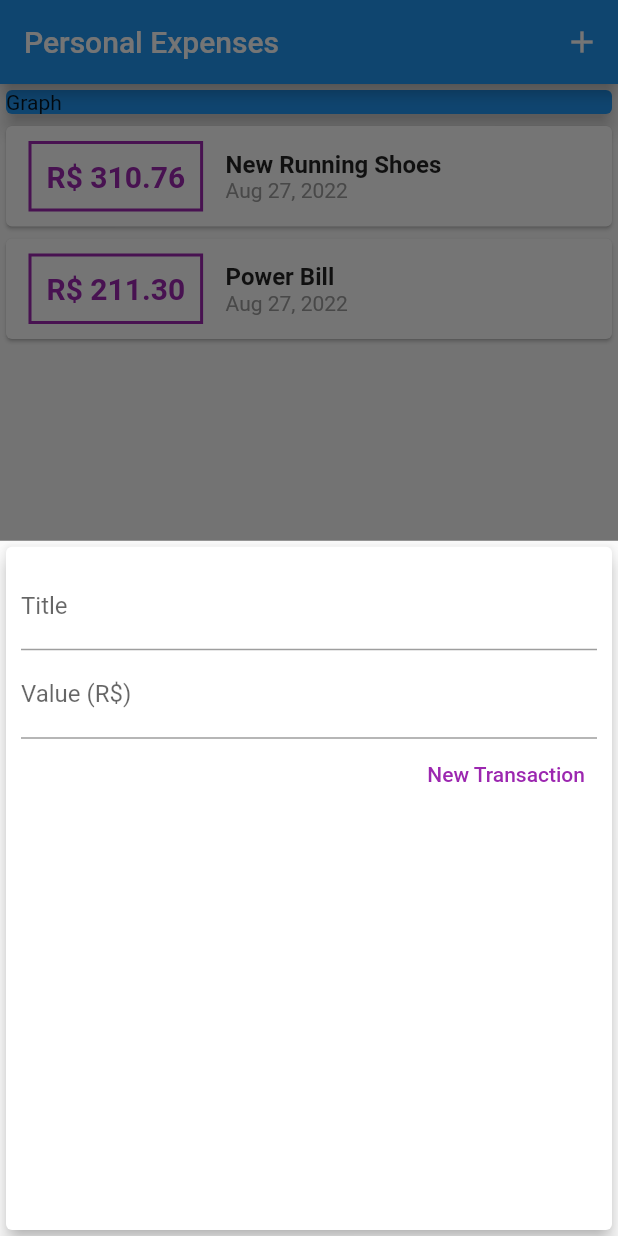
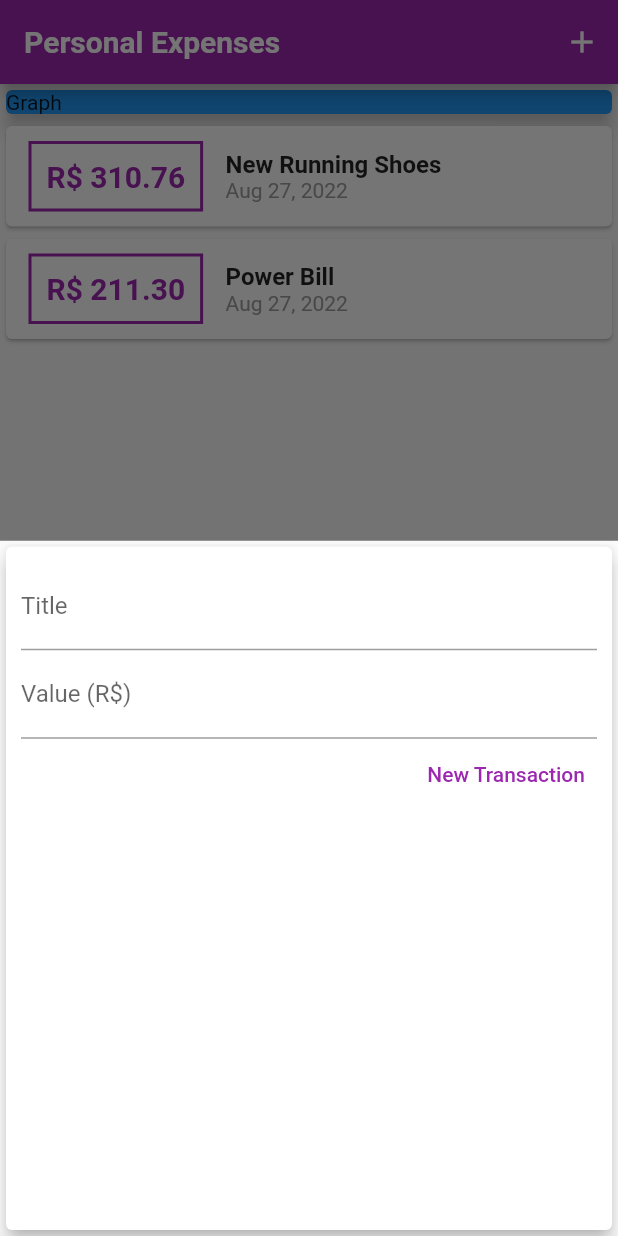
Before and after one commit to pDallastra/flutter-course-1, a Flutter app: the screen it shows after launch, after a tap on the "add" icon, on a phone screen of 412 x 824 dp. Run offline on Flutter 3.47's test engine with Material 2 defaults, Android fonts, the phone set to English and light mode, and no system bars; Roboto replaces fonts that are missing (OpenSans).

Commit message:
Getting started on adding themes

```diff
--- a/lib/components/transaction_form.dart
+++ b/lib/components/transaction_form.dart
@@ -1,10 +1,18 @@
 import 'package:flutter/material.dart';
 
-class TransactionForm extends StatelessWidget {
+class TransactionForm extends StatefulWidget {
+  final void Function(String, double) onSubmit;
+
+  TransactionForm(this.onSubmit);
+
+  @override
+  State<TransactionForm> createState() => _TransactionFormState();
+}
+
+class _TransactionFormState extends State<TransactionForm> {
   final titleController = TextEditingController();
+
   final valueController = TextEditingController();
-
-  final void Function(String, double) onSubmit;
 
   _submitForm() {
     final title = titleController.text;
@@ -14,10 +22,8 @@ class TransactionForm extends StatelessWidget {
       return;
     }
 
-    onSubmit(title, value);
+    widget.onSubmit(title, value);
   }
-
-  TransactionForm(this.onSubmit);
 
   @override
   Widget build(BuildContext context) {
--- a/lib/components/transaction_list.dart
+++ b/lib/components/transaction_list.dart
@@ -10,7 +10,7 @@ class TrasactionList extends StatelessWidget {
   @override
   Widget build(BuildContext context) {
     return SizedBox(
-      height: 150,
+      height: 300,
       child: ListView.builder(
         itemCount: transactions.length,
         itemBuilder: (ctx, index) {
@@ -23,16 +23,16 @@ class TrasactionList extends StatelessWidget {
                       const EdgeInsets.symmetric(horizontal: 15, vertical: 10),
                   decoration: BoxDecoration(
                       border: Border.all(
-                    color: Colors.purple,
+                    color: Theme.of(context).colorScheme.primary,
                     width: 2,
                   )),
                   padding: const EdgeInsets.all(10),
                   child: Text(
                     'R\$ ${tr.value.toStringAsFixed(2)}',
-                    style: const TextStyle(
+                    style: TextStyle(
                       fontWeight: FontWeight.bold,
                       fontSize: 20,
-                      color: Colors.purple,
+                      color: Theme.of(context).colorScheme.primary,
                     ),
                   ),
                 ),
--- a/lib/main.dart
+++ b/lib/main.dart
@@ -1,9 +1,8 @@
-import 'package:expenses/components/transaction_form.dart';
 import 'package:flutter/material.dart';
 
 import 'dart:math';
-import 'components/transaction_form.dart';
-import 'components/transaction_list.dart';
+import './components/transaction_form.dart';
+import './components/transaction_list.dart';
 import 'models/transaction.dart';
 
 main() => runApp(ExpensesApp());
@@ -12,8 +11,25 @@ main() => runApp(ExpensesApp());
 class ExpensesApp extends StatelessWidget {
   @override
   Widget build(BuildContext context) {
-    return const MaterialApp(
-      home: MyHomePage(),
+    final ThemeData theme = ThemeData();
+
+    return MaterialApp(
+      home: const MyHomePage(),
+      theme: theme.copyWith(
+          colorScheme: theme.colorScheme
+              .copyWith(primary: Colors.purple, secondary: Colors.amber),
+          textTheme: theme.textTheme.copyWith(
+              headline6: const TextStyle(
+                  fontFamily: 'OpenSans',
+                  fontSize: 18,
+                  fontWeight: FontWeight.bold,
+                  color: Colors.black)),
+          appBarTheme: const AppBarTheme(
+              titleTextStyle: TextStyle(
+            fontFamily: 'OpenSans',
+            fontSize: 20,
+            fontWeight: FontWeight.bold,
+          ))),
     );
   }
 }
@@ -34,13 +50,6 @@ class _MyHomePageState extends State<MyHomePage> {
         date: DateTime.now()),
     Transaction(
         id: 't2', title: 'Power Bill', value: 211.30, date: DateTime.now()),
-    Transaction(
-        id: 't3',
-        title: 'New Running Shoes',
-        value: 310.76,
-        date: DateTime.now()),
-    Transaction(
-        id: 't4', title: 'Power Bill', value: 211.30, date: DateTime.now())
   ];
 
   _addTransaction(String title, double value) {
@@ -53,6 +62,9 @@ class _MyHomePageState extends State<MyHomePage> {
     setState(() {
       _transactions.add(newTransaction);
     });
+
+    // Closing TransactionForm modal here.
+    Navigator.of(context).pop();
   }
 
   _openTransactionFormModal(BuildContext context) {
```
